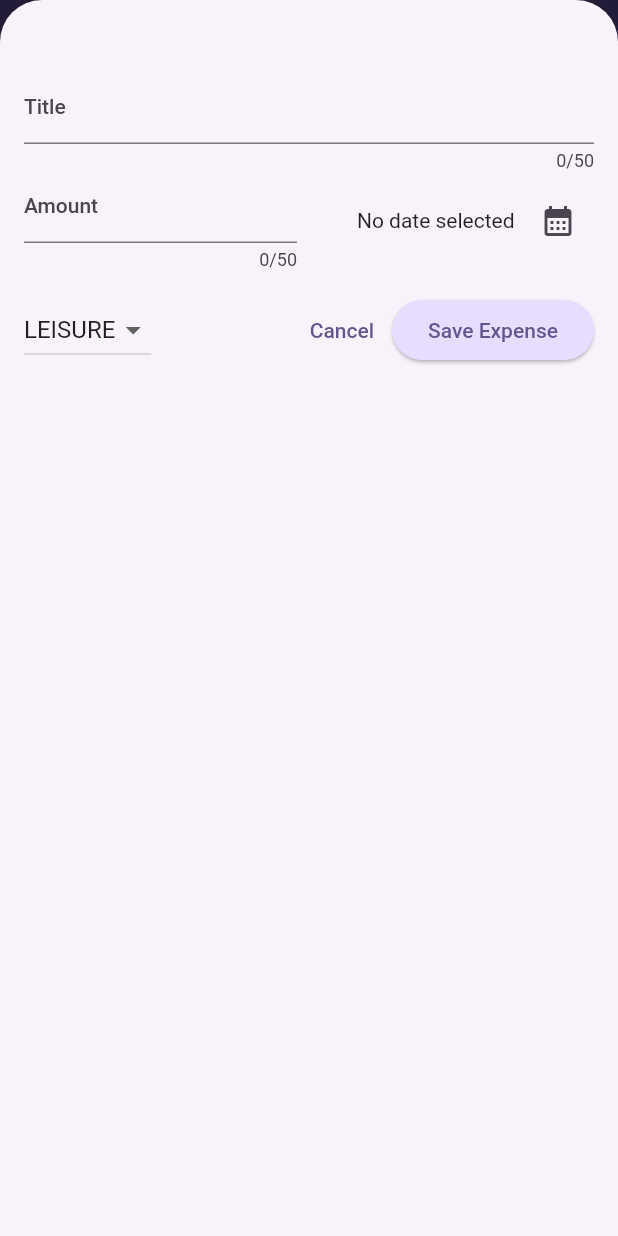
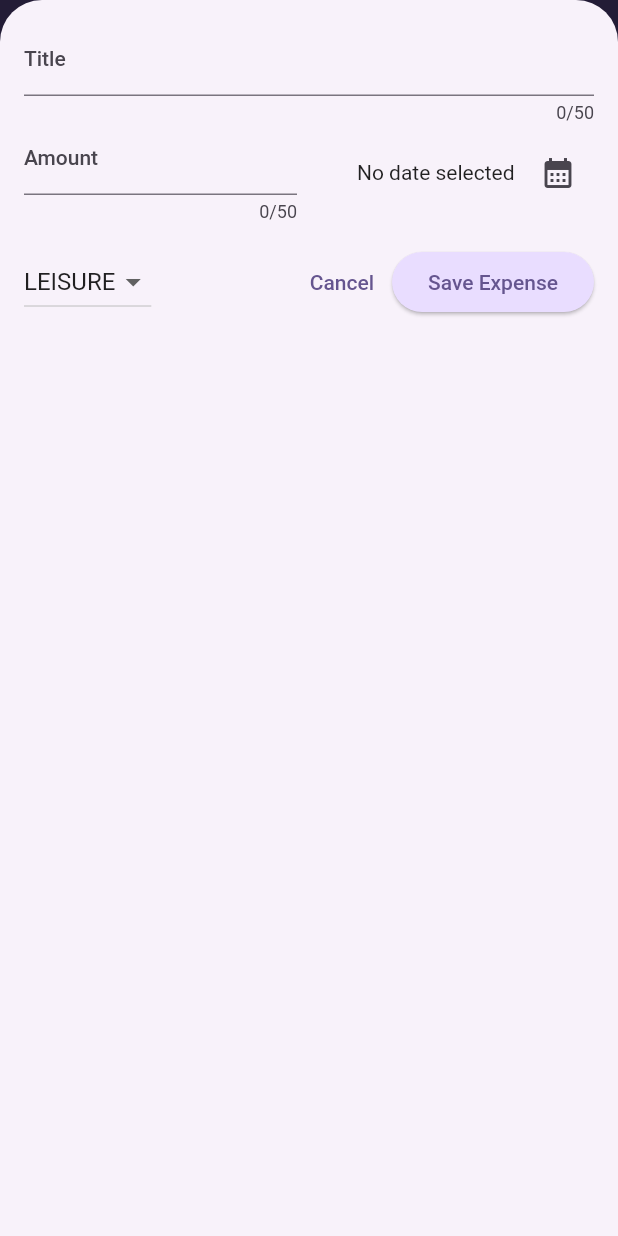
Before and after one commit to iabhishe-k/Expenses_Tracker_App, a Flutter app: the screen it shows after launch, after a tap on the "add" icon, on a phone screen of 412 x 824 dp. Run offline on Flutter 3.47's test engine with Material 2 defaults, Android fonts, the phone set to English and light mode, and no system bars.

Commit message:
Added Responsiveness

```diff
--- a/lib/main.dart
+++ b/lib/main.dart
@@ -1,5 +1,5 @@
+import 'package:flutter/material.dart';
 import 'package:expensestracker/widgets/expenses.dart';
-import 'package:flutter/material.dart';
 
 var kColorScheme =
     ColorScheme.fromSeed(seedColor: const Color.fromARGB(255, 96, 59, 181));
--- a/lib/widgets/expenses.dart
+++ b/lib/widgets/expenses.dart
@@ -32,6 +32,7 @@ class _ExpensesState extends State<Expenses> {
 
   void _openAddExpenseOverlay() {
     showModalBottomSheet(
+      useSafeArea: true,
       isScrollControlled: true,
       context: context,
       builder: (ctx) {
@@ -72,6 +73,9 @@ class _ExpensesState extends State<Expenses> {
 
   @override
   Widget build(context) {
+    final width = MediaQuery.of(context).size.width;
+    final height = MediaQuery.of(context).size.height;
+
     Widget mainContent = const Center(child: Text('No Expenses Found'));
 
     if (_registeredExpenses.isNotEmpty) {
@@ -91,13 +95,24 @@ class _ExpensesState extends State<Expenses> {
           )
         ],
       ),
-      body: Column(
+      body: width < height
+          ? Column(
               children: [
                 Chart(expenses: _registeredExpenses),
                 Expanded(
                   child: mainContent,
                 )
               ],
+            )
+          : Row(
+              children: [
+                Expanded(
+                  child: mainContent,
+                ),
+                Expanded(
+                  child: Chart(expenses: _registeredExpenses),
+                )
+              ],
             ),
     );
   }
--- a/lib/widgets/expenses_list/expenses_list.dart
+++ b/lib/widgets/expenses_list/expenses_list.dart
@@ -16,7 +16,10 @@ class ExpensesList extends StatelessWidget {
         key: ValueKey(expenses[index]),
         background: Container(
           color: Theme.of(context).colorScheme.error,
+          alignment: Alignment.centerRight,
+          child: const Icon(Icons.delete),
         ),
+        direction: DismissDirection.endToStart,
         onDismissed: (direction) {
           onRemoveExpense(expenses[index]);
         },
--- a/lib/widgets/new_expense.dart
+++ b/lib/widgets/new_expense.dart
@@ -1,3 +1,6 @@
+import 'dart:io';
+
+import 'package:flutter/cupertino.dart';
 import 'package:flutter/material.dart';
 import 'package:intl/intl.dart';
 import 'package:expensestracker/models/expense.dart';
@@ -38,6 +41,24 @@ class _NewExpenseState extends State<NewExpense> {
     if (_titleController.text.trim().isEmpty ||
         amountIsInvalid ||
         _selectedDate == null) {
+      if (Platform.isIOS) {
+        showCupertinoDialog(
+          context: context,
+          builder: (ctx) => CupertinoAlertDialog(
+            title: const Text('Invalid input'),
+            content: const Text(
+                'Please make sure a valid title, amount, date and category was entered'),
+            actions: [
+              TextButton(
+                onPressed: () {
+                  Navigator.pop(ctx);
+                },
+                child: const Text('Okay'),
+              )
+            ],
+          ),
+        );
+      } else {
         showDialog(
           context: context,
           builder: (ctx) => AlertDialog(
@@ -54,6 +75,8 @@ class _NewExpenseState extends State<NewExpense> {
             ],
           ),
         );
+      }
+
       return;
     }
     widget.onAddedExpense(
@@ -76,8 +99,13 @@ class _NewExpenseState extends State<NewExpense> {
 
   @override
   Widget build(BuildContext context) {
-    return Padding(
-      padding: const EdgeInsets.fromLTRB(16, 48, 16, 16),
+    final keyboardSpace = MediaQuery.of(context).viewInsets.bottom;
+    return SizedBox(
+      height: double.infinity,
+      width: double.infinity,
+      child: SingleChildScrollView(
+        child: Padding(
+          padding: EdgeInsets.fromLTRB(16, 16, 16, keyboardSpace + 16),
           child: Column(
             children: [
               TextField(
@@ -162,6 +190,8 @@ class _NewExpenseState extends State<NewExpense> {
               ),
             ],
           ),
+        ),
+      ),
     );
   }
 }
```
Lines whose indentation alone changed are shown as unchanged.
